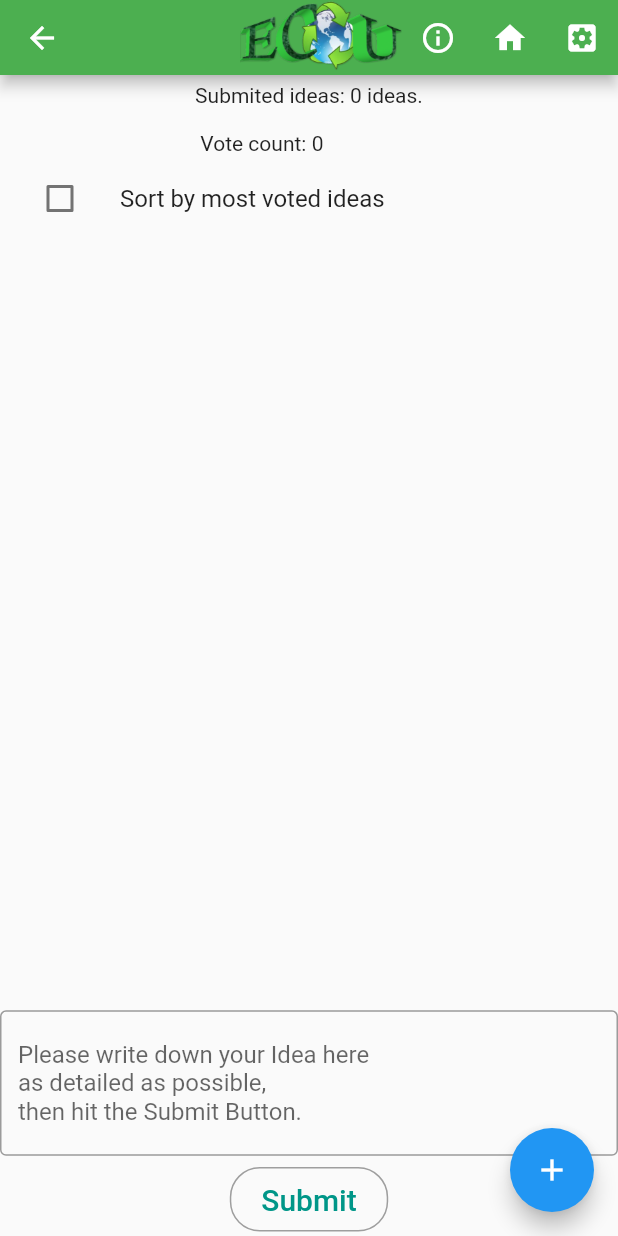
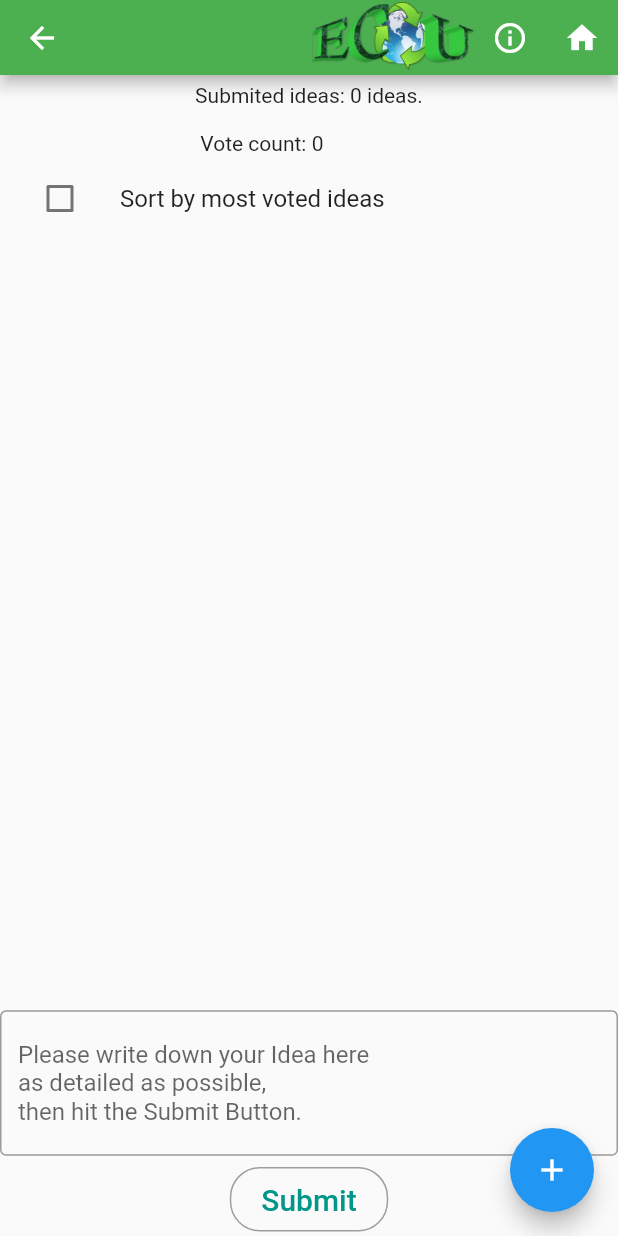
Before and after one commit to danieldfgro2000/recycle_aware_flutter_mobile_app, a Flutter app: the WritePage screen opened directly, on a phone screen of 412 x 824 dp. Run offline on Flutter 3.47's test engine with Material 2 defaults, Android fonts, the phone set to English and light mode, and no system bars; drawn by our look-alikes of firebase_database; our stand-ins replace firebase_auth, firebase_core, flutter_colorpicker, flutter_markdown, google_maps_flutter, google_sign_in and 2 more; accounts and stored records are empty.

Commit message:
start dev branch

```diff
--- a/lib/c_home/c_a_main_page.dart
+++ b/lib/c_home/c_a_main_page.dart
@@ -7,7 +7,7 @@ import '../a_b_services/a_sign_in.dart';
 import '../a_login/a_a_login_page.dart';
 import '../b_info/b_a_main_page.dart';
 import '../d_creative/d_a_main_page.dart';
-import '../f_order/f_a_main_page.dart';
+import '../f_connect/f_a_main_page.dart';
 
 class FirstScreen extends StatefulWidget {
   @override
--- a/lib/d_creative/d_b_write_page.dart
+++ b/lib/d_creative/d_b_write_page.dart
@@ -312,20 +312,23 @@ class _WritePageState extends State<WritePage> {
                 onPressed: () {
                   Navigator.of(context).push(
                     MaterialPageRoute(
-                        builder: (context){
-                          return FirstScreen();},),);
+                      builder: (context) {
+                        return FirstScreen();
+                      },
+                    ),
+                  );
                 },
               ),
 
-                IconButton(
-                  icon: Icon(
-                    Icons.settings_applications,
-                    color: Colors.white,
-                  ),
-                  onPressed: () {
-                    // do something
-                  },
-                )
+              // IconButton(
+              //   icon: Icon(
+              //     Icons.settings_applications,
+              //     color: Colors.white,
+              //   ),
+              //   onPressed: () {
+              //     // do something
+              //   },
+              // )
             ]),
         ),
 
--- a/lib/d_creative/d_c_t2s_page.dart
+++ b/lib/d_creative/d_c_t2s_page.dart
@@ -1,16 +1,16 @@
-
 import 'package:flutter/cupertino.dart';
 import 'package:flutter/material.dart';
 
 import '../b_info/b_a_main_page.dart';
 import '../c_home/c_a_main_page.dart';
-import '../f_order/f_b_webview_plasma.dart';
-import '../f_order/f_c_webview_cnc.dart';
+import '../f_connect/f_b_webview_plasma.dart';
+import '../f_connect/f_c_webview_cnc.dart';
 
 String avatarIm;
 String printed3D;
 String plasticG;
 String custom;
+
 class T2sPage extends StatefulWidget {
   @override
   _T2sPageState createState() => _T2sPageState();
```
Also changed, not shown: lib/f_connect/f_a_main_page.dart (renamed from lib/f_order/f_a_main_page.dart, +5 -6 lines), lib/f_connect/f_b_webview_plasma.dart (renamed from lib/f_order/f_d_webview_laser.dart, +5 -5 lines), lib/f_connect/f_c_webview_cnc.dart (renamed from lib/f_order/f_b_webview_plasma.dart, +5 -5 lines), lib/f_connect/f_d_webview_laser.dart (renamed from lib/f_order/f_c_webview_cnc.dart, +5 -5 lines), 1 other file. Lines whose indentation alone changed are shown as unchanged.
